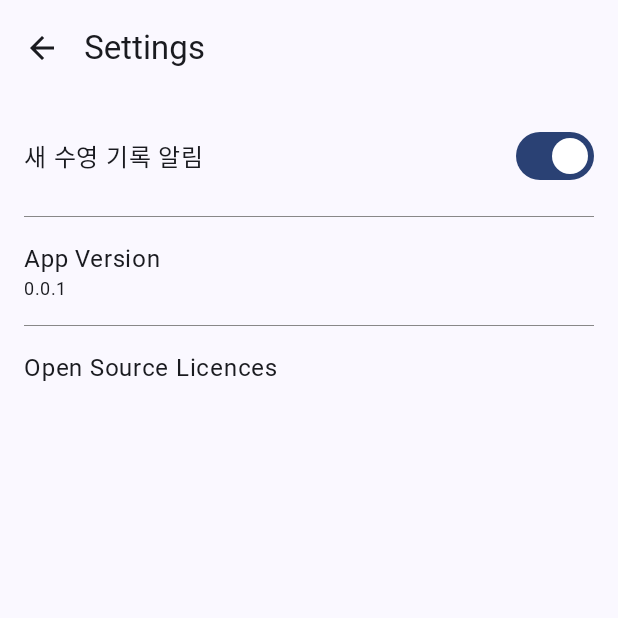
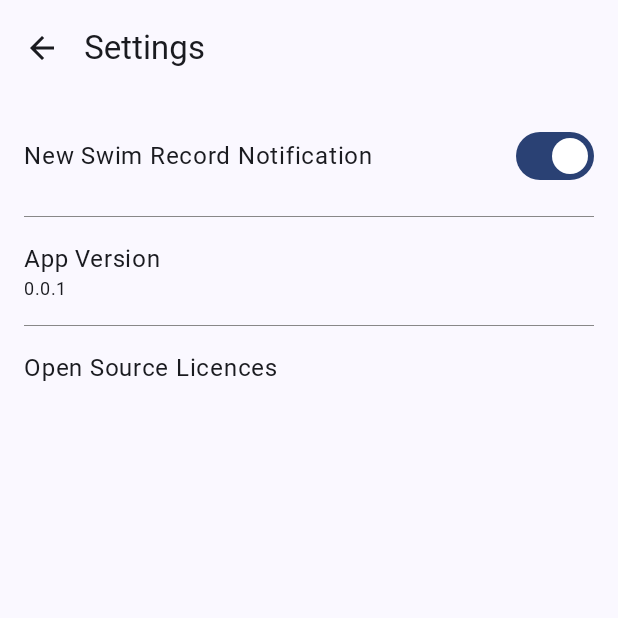
Before and after one commit to kshooong/Soodal-Android, an Android app built with Jetpack Compose: the composable SettingsScreen shown on its own in the app's theme, on a phone screen of 412 x 824 dp, the top half of it. Run offline under Robolectric (Android 15) with nearby library versions, the phone set to English and light mode, and no system bars; libraries missing offline, so code that uses them is left out: com.google.android.gms; Roboto replaces fonts that are not available here; 1 statement that could not run was skipped.

Commit message:
새 수영 기록 알림 텍스트 리소스화

```diff
--- a/app/src/main/java/kr/ilf/soodal/ui/SettingsView.kt
+++ b/app/src/main/java/kr/ilf/soodal/ui/SettingsView.kt
@@ -88,7 +88,7 @@ fun SettingsScreen(
                     }
 
                 SwitchSettingItem(
-                    title = "새 수영 기록 알림",
+                    title = stringResource(R.string.settings_label_new_session_notification),
                     checked = notificationsEnabled,
                     onClick = { _ ->
                         // 알림 설정 열기
--- a/app/src/main/res/values/strings.xml
+++ b/app/src/main/res/values/strings.xml
@@ -63,6 +63,7 @@
 
     <!--  settings  -->
     <string name="settings_label_settings">Settings</string>
+    <string name="settings_label_new_session_notification">New Swim Record Notification</string>
     <string name="settings_label_open_source_licences">Open Source Licences</string>
     <string name="settings_label_app_version">App Version</string>
 
```
Also changed, not shown: 1 other file.
